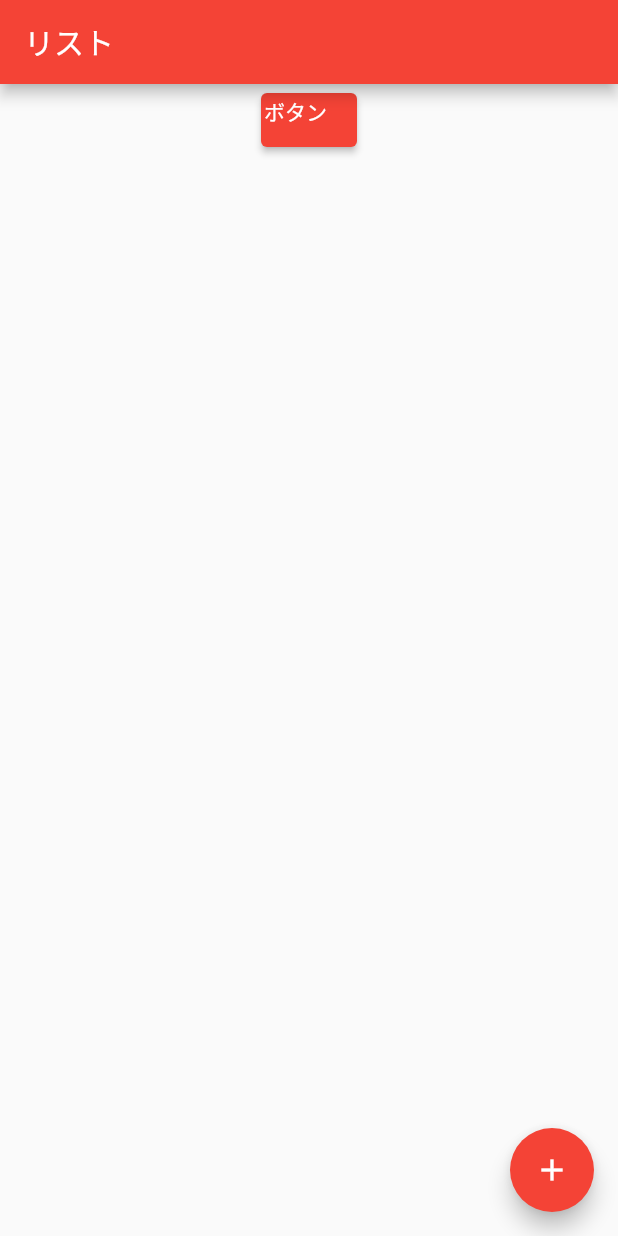
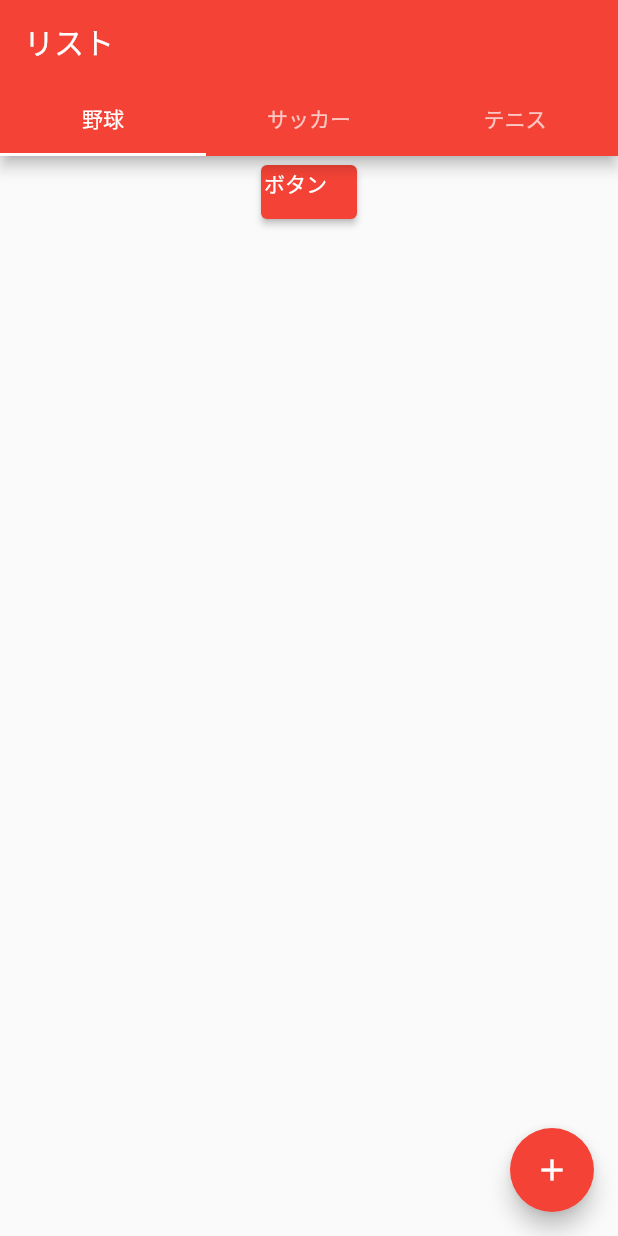
Before and after one commit to tsuchida-y/todo_app, a Flutter app: the screen it shows after launch, on a phone screen of 412 x 824 dp. Run offline on Flutter 3.47's test engine with Material 2 defaults, Android fonts, the phone set to English and light mode, and no system bars.

Commit message:
tabバーを追加

```diff
--- a/lib/main.dart
+++ b/lib/main.dart
@@ -7,7 +7,6 @@ void main() {
 
 class MyTodoApp extends StatelessWidget {
   const MyTodoApp({super.key});
-
 
   @override
   Widget build(BuildContext context) {
@@ -32,14 +31,13 @@ class NewWidget extends StatelessWidget {
     super.key,
   });
 
-@override                                                    //tabバー
+  @override //tabバー
   Widget build(BuildContext context) {
     return DefaultTabController(
       initialIndex: 0, // 最初に表示するタブ
       length: 3, // タブの数
       child: Scaffold(
         appBar: AppBar(
-
           bottom: const TabBar(
             tabs: <Widget>[
               Tab(text: '野球'),
@@ -80,15 +78,25 @@ class TodoListPageState extends State<TodoListPage> {
 
   @override
   Widget build(BuildContext context) {
-    return Scaffold(
+    return DefaultTabController(
+      length: 3,
+      child: Scaffold(
         // AppBarを表示し、タイトルも設定
         appBar: AppBar(
+          bottom: const TabBar(
+            tabs: <Widget>[
+              Tab(text: '野球'),
+              Tab(text: 'サッカー'),
+              Tab(text: 'テニス'),
+            ],
+          ),
           title: const Text('リスト'),
         ),
         // データを元にListViewを作成
         body: Column(
           children: [
-          ElevatedButton(onPressed: (){},
+            ElevatedButton(
+              onPressed: () {},
               style: ElevatedButton.styleFrom(
                 fixedSize: const Size(20, 20),
                 alignment: Alignment.topLeft,
@@ -97,7 +105,7 @@ class TodoListPageState extends State<TodoListPage> {
               child: const Text("ボタン"),
             ),
             ListView.builder(
-             shrinkWrap: true,   //追加
+              shrinkWrap: true, //追加
               physics: const NeverScrollableScrollPhysics(),
               itemCount: todoList.length,
               itemBuilder: (context, index) {
@@ -129,7 +137,7 @@ class TodoListPageState extends State<TodoListPage> {
             }
           },
           child: const Icon(Icons.add),
-
+        ),
       ),
     );
   }
@@ -184,7 +192,8 @@ class TodoAddPageState extends State<TodoAddPage> {
                   // "pop"の引数から前の画面にデータを渡す
                   Navigator.of(context).pop(_text);
                 },
-                child: const Text('リスト追加', style: TextStyle(color: Colors.white)),
+                child:
+                    const Text('リスト追加', style: TextStyle(color: Colors.white)),
               ),
             ),
             const SizedBox(height: 8),
```
Lines whose indentation alone changed are shown as unchanged.
